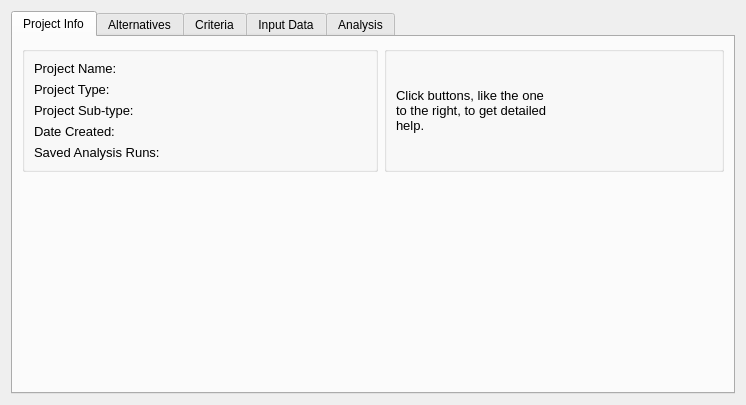
Qt form src/gui/project_view.ui (Ecotrust/delphos) before a commit.
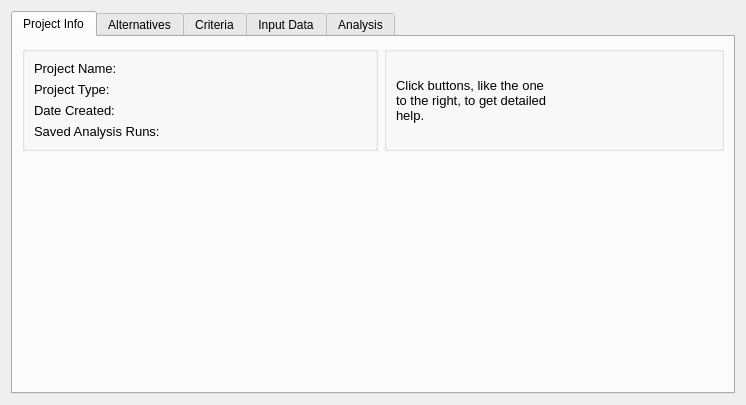
The same form after that commit. Icons and pictures are not drawn. Custom widgets are drawn as their Qt base class.

```diff
--- a/src/gui/project_view.ui
+++ b/src/gui/project_view.ui
@@ -85,19 +85,6 @@
                 </property>
                </widget>
               </item>
-              <item>
-               <widget class="QLabel" name="label_8" >
-                <property name="font" >
-                 <font>
-                  <family>Arial</family>
-                  <pointsize>10</pointsize>
-                 </font>
-                </property>
-                <property name="text" >
-                 <string>Project Sub-type:</string>
-                </property>
-               </widget>
-              </item>
               <item>
                <widget class="QLabel" name="label_3" >
                 <property name="font" >
@@ -160,19 +147,6 @@
                 </property>
                </widget>
               </item>
-              <item>
-               <widget class="QLabel" name="project_sub_type" >
-                <property name="font" >
-                 <font>
-                  <family>Arial</family>
-                  <pointsize>10</pointsize>
-                 </font>
-                </property>
-                <property name="text" >
-                 <string/>
-                </property>
-               </widget>
-              </item>
               <item>
                <widget class="QLabel" name="project_created" >
                 <property name="font" >
```
